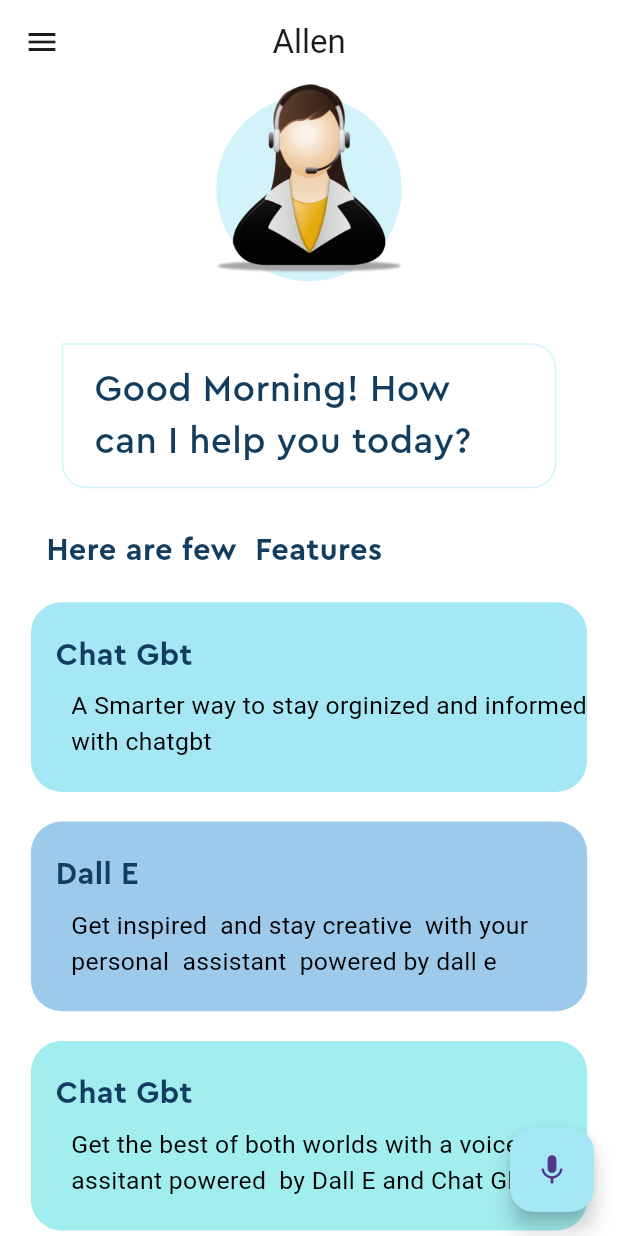
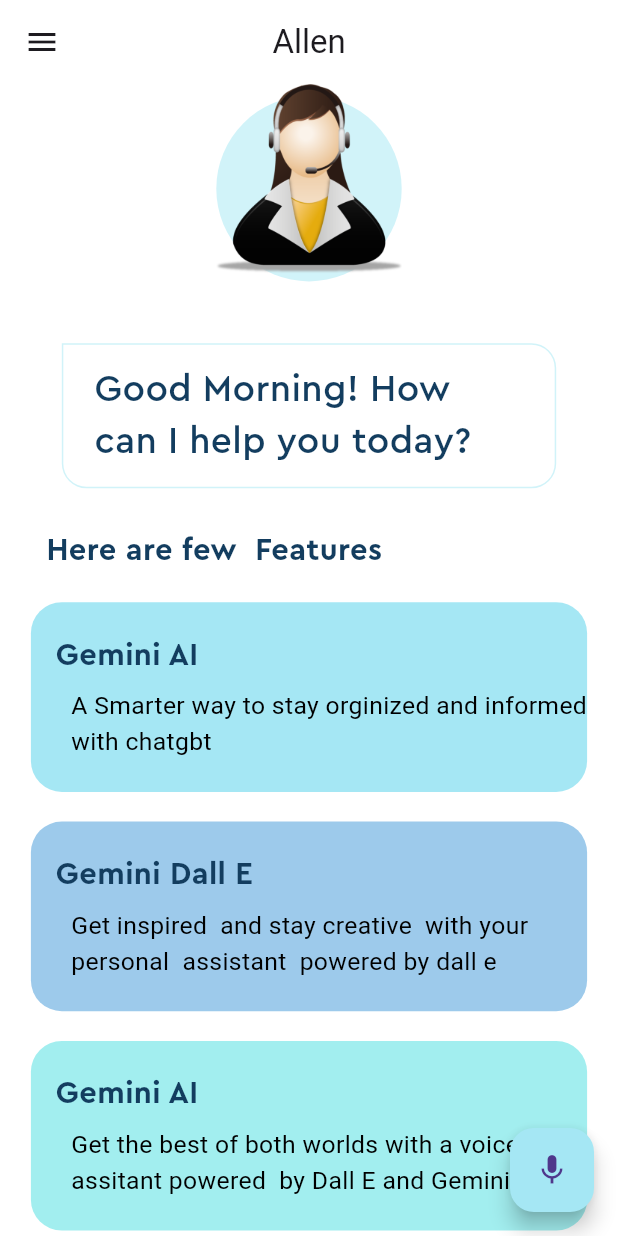
Before and after one commit to pakpuk/Voice-Assistant-App-with-ChatGPT-Dall-E-AI-Image_generation, a Flutter app: the screen it shows after launch, on a phone screen of 412 x 824 dp. Run offline on Flutter 3.47's test engine with Material 3 defaults, Android fonts, the phone set to English and light mode, and no system bars; our stand-ins replace speech_to_text.

Commit message:
finish app

```diff
--- a/lib/service/gemini_service.dart
+++ b/lib/service/gemini_service.dart
@@ -5,11 +5,10 @@ import 'package:voice_assistant_app/utils/secrets.dart';
 class GeminiService {
   static const String apiKey = GeminiApiKey;
   static const String textEndpoint =
-      'https://generativelanguage.googleapis.com/v1beta/models/gemini-pro:generateContent?key=$apiKey';
+      'https://generativelanguage.googleapis.com/v1beta/models/gemini-2.0-flash:generateContent?key=$apiKey';
   static const String visionEndpoint =
-      'https://generativelanguage.googleapis.com/v1beta/models/gemini-pro-vision:generateContent?key=$apiKey';
+      'https://generativelanguage.googleapis.com/v1beta/models/gemini-2.0-flash:generateContent?key=$apiKey';
 
-  /// This function checks if the prompt is a request for an image
   static bool isImagePrompt(String userInput) {
     final lowered = userInput.toLowerCase();
     return lowered.contains("image") ||
@@ -20,7 +19,6 @@ class GeminiService {
         lowered.contains("صورة");
   }
 
-  /// Handles both image and text requests
   static Future<dynamic> getGeminiResponse(String userInput) async {
     final headers = {'Content-Type': 'application/json'};
 
@@ -35,7 +33,6 @@ class GeminiService {
     });
 
     if (isImagePrompt(userInput)) {
-      // Handle image generation
       final response = await http.post(
         Uri.parse(visionEndpoint),
         headers: headers,
@@ -45,11 +42,10 @@ class GeminiService {
       if (response.statusCode == 200) {
         final json = jsonDecode(response.body);
 
-        // Check for inlineData (image base64)
         final parts = json['candidates'][0]['content']['parts'];
         for (var part in parts) {
           if (part.containsKey('inlineData')) {
-            return part['inlineData']['data']; // base64 image
+            return part['inlineData']['data'];
           }
         }
 
@@ -58,7 +54,6 @@ class GeminiService {
         return '❌ Image Error: ${response.body}';
       }
     } else {
-      // Handle text response
       final response = await http.post(
         Uri.parse(textEndpoint),
         headers: headers,
--- a/lib/utils/constants.dart
+++ b/lib/utils/constants.dart
@@ -2,13 +2,13 @@ class Constants {
   static const String assetAvatar = "assets/images/virtualAssistant.png";
   static const String featureTitle = 'Here are few  Features';
   static const String Appbartitle = "Allen";
-  static const String firsbxtitl = "Chat Gbt";
-  static const String scnbxtitl = "Dall E";
+  static const String firsbxtitl = "Gemini AI";
+  static const String scnbxtitl = "Gemini Dall E";
   static const String thirdbxtitl = "Smart Voice Assistant";
   static const String firsboxsubtitle =
       "A Smarter way to stay orginized and informed with chatgbt ";
   static const String secnboxsubtitle =
       "Get inspired  and stay creative  with your personal  assistant  powered by dall e ";
   static const String thirdboxsubtitle =
-      "Get the best of both worlds with a voice assitant powered  by Dall E and Chat Gbt";
+      "Get the best of both worlds with a voice assitant powered  by Dall E and Gemini AI";
 }
```
Also changed, not shown: lib/view/Home_page.dart (+0 -3 lines).
